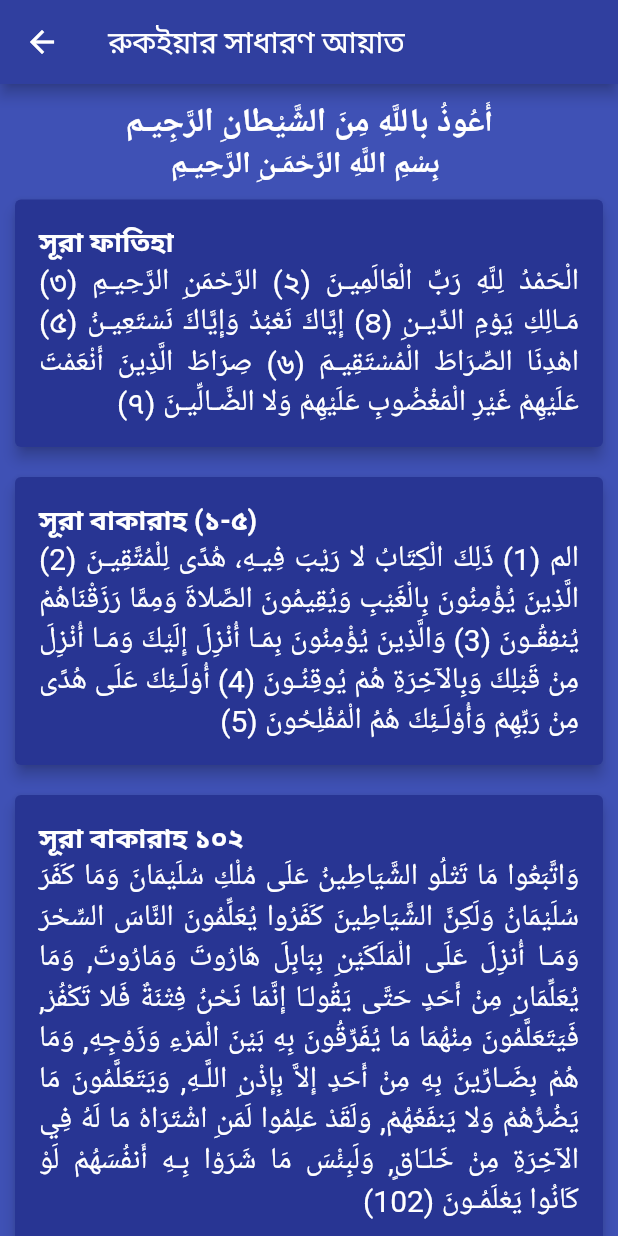
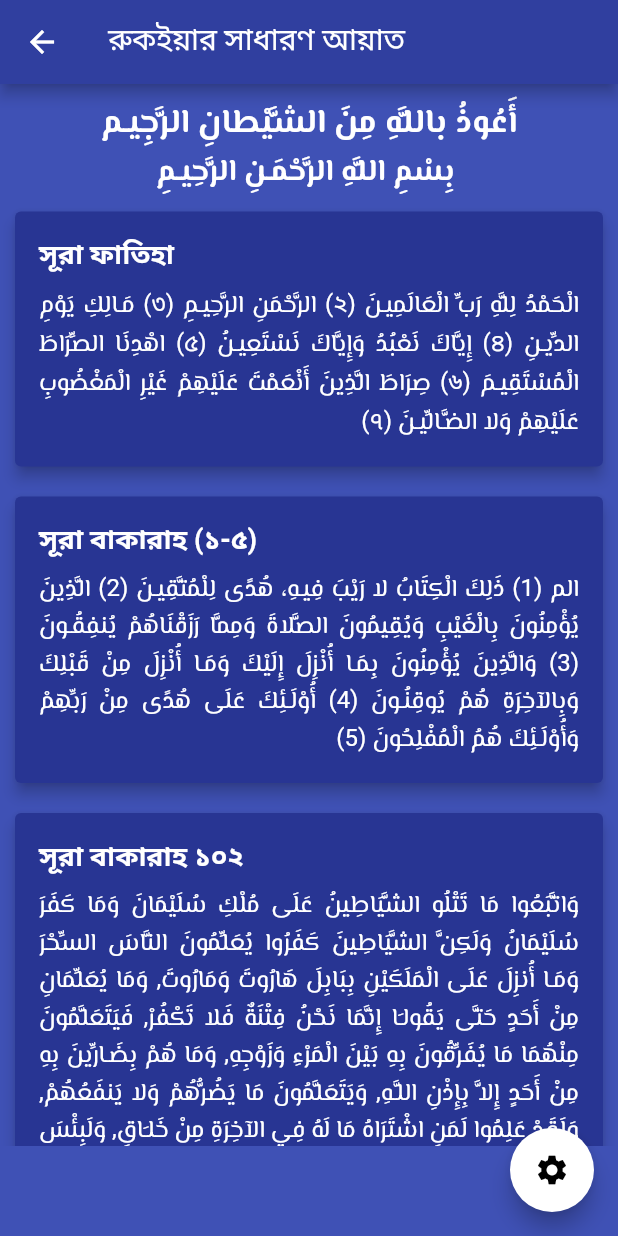
Before and after one commit to faysalewucse/ruqyah_and_ayat, a Flutter app: the screen it shows after launch, after a tap on "আয়াত", on a phone screen of 412 x 824 dp. Run offline on Flutter 3.47's test engine with Material 2 defaults, Android fonts, the phone set to English and light mode, and no system bars; our stand-ins replace google_fonts; missing offline and left inert: flutter_islamic_icons; Roboto replaces fonts that are missing (IBM Plex Sans Arabic).

Commit message:
added alert dialogue for changing fontstyle of ayat page

```diff
--- a/lib/components/cards/ayat_card.dart
+++ b/lib/components/cards/ayat_card.dart
@@ -1,4 +1,5 @@
 import 'package:flutter/material.dart';
+import 'package:google_fonts/google_fonts.dart';
 
 class Ayat {
   final String title;
@@ -9,13 +10,13 @@ class Ayat {
 
 class AyatCard extends StatelessWidget {
   final Ayat verse;
+  final String selectedFont;
 
-  AyatCard({required this.verse});
+  AyatCard({required this.verse, required this.selectedFont});
 
   @override
   Widget build(BuildContext context) {
     return Card(
-      color: Colors.indigo[800],
       margin: const EdgeInsets.all(10),
       elevation: 4,
       child: Padding(
@@ -27,11 +28,15 @@ class AyatCard extends StatelessWidget {
               verse.title,
               style: const TextStyle(fontSize: 18, fontWeight: FontWeight.bold, color: Colors.white ),
             ),
+            const SizedBox(height: 5,),
             Text(
               verse.verseText,
               textDirection: TextDirection.rtl,
               textAlign: TextAlign.justify,
-              style: const TextStyle(fontSize: 20, color: Colors.white ),
+              style: GoogleFonts.getFont(
+                selectedFont,
+                textStyle: const TextStyle(fontSize: 16, color: Colors.white),
+              ),
             ),
           ],
         ),
--- a/lib/components/cards/category_card.dart
+++ b/lib/components/cards/category_card.dart
@@ -18,7 +18,6 @@ class CategoryCard extends StatelessWidget {
     return GestureDetector(
       onTap: onTap,
       child: Card(
-        color: Colors.indigo[800],
         elevation: 4,
         shape: RoundedRectangleBorder(borderRadius: BorderRadius.circular(10)),
         child: Column(
--- a/lib/main.dart
+++ b/lib/main.dart
@@ -2,11 +2,18 @@ import 'package:flutter/material.dart';
 import 'package:google_fonts/google_fonts.dart';
 import 'package:rukiyah_and_ayat/pages/home_page.dart';
 
-void main () {
+void main() {
   WidgetsFlutterBinding.ensureInitialized();
   runApp(MaterialApp(
     debugShowCheckedModeBanner: false,
     home: const HomePage(),
-    theme: ThemeData(fontFamily: GoogleFonts.hindSiliguri().fontFamily),
+    theme: ThemeData(
+      fontFamily: GoogleFonts.hindSiliguri().fontFamily,
+      scaffoldBackgroundColor: Colors.indigo[500],
+      cardColor: Colors.indigo[800],
+      floatingActionButtonTheme: const FloatingActionButtonThemeData(
+        backgroundColor: Colors.white
+      )
+    ),
   ));
 }
--- a/lib/pages/home_page.dart
+++ b/lib/pages/home_page.dart
@@ -25,7 +25,6 @@ class _HomePageState extends State<HomePage> {
   @override
   Widget build(BuildContext context) {
     return Scaffold(
-        backgroundColor: Colors.indigo[600],
         appBar: AppBar(
           backgroundColor: Colors.indigo[700],
           leading: const Icon(Icons.menu_outlined),
```
Also changed, not shown: lib/pages/ayat/ayat.dart (+98 -10 lines).
